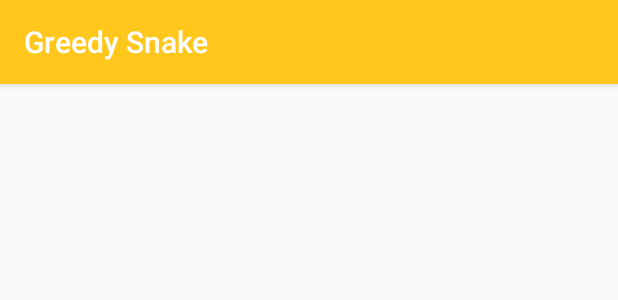
After one commit to johnnymillergh/GreedySnake, an Android app: the layout activity_welcome.xml on its own in the app's theme, with its tools: preview values and no code run, on a phone screen of 412 x 824 dp. The commit adds this screen. Shown: the top 300 px of the screen. Run offline under Robolectric (Android 15) with nearby library versions, the phone set to English and light mode, and no system bars.

Commit message:
Add WelcomeActivity and its MVP

```diff
--- /dev/null
+++ b/app/src/main/java/com/jm/greedysnake/mvp/view/WelcomeView.java
@@ -0,0 +1,6 @@
+package com.jm.greedysnake.mvp.view;
+
+import com.jm.greedysnake.mvp.base.BaseView;
+
+public interface WelcomeView extends BaseView {
+}
--- a/app/src/main/res/layout/activity_main.xml
+++ b/app/src/main/res/layout/activity_main.xml
@@ -5,7 +5,7 @@
     xmlns:tools="http://schemas.android.com/tools"
     android:layout_width="match_parent"
     android:layout_height="match_parent"
-    tools:context=".ui.activity.MainActivity">
+    tools:context=".ui.activity.GameActivity">
 
     <android.support.design.widget.AppBarLayout
         android:layout_width="match_parent"
@@ -27,8 +27,7 @@
     <android.support.constraint.ConstraintLayout
         android:layout_width="match_parent"
         android:layout_height="match_parent"
-        app:layout_behavior="@string/appbar_scrolling_view_behavior"
-        tools:context=".ui.activity.MainActivity">
+        app:layout_behavior="@string/appbar_scrolling_view_behavior">
 
         <com.jm.snakepanelview.SnakePanelView
             android:id="@+id/snakePanelView"
--- /dev/null
+++ b/app/src/main/res/layout/activity_welcome.xml
@@ -0,0 +1,34 @@
+<?xml version="1.0" encoding="utf-8"?>
+<android.support.design.widget.CoordinatorLayout
+    xmlns:android="http://schemas.android.com/apk/res/android"
+    xmlns:app="http://schemas.android.com/apk/res-auto"
+    xmlns:tools="http://schemas.android.com/tools"
+    android:layout_width="match_parent"
+    android:layout_height="match_parent"
+    tools:context=".ui.activity.WelcomeActivity">
+
+    <android.support.design.widget.AppBarLayout
+        android:layout_width="match_parent"
+        android:layout_height="wrap_content"
+        android:fitsSystemWindows="true"
+        android:theme="@style/ThemeOverlay.AppCompat.Dark.ActionBar">
+
+        <android.support.v7.widget.Toolbar
+            android:id="@+id/toolbar"
+            android:layout_width="match_parent"
+            android:layout_height="?attr/actionBarSize"
+            android:theme="@style/BaseToolBarTheme"
+            app:layout_collapseMode="pin"
+            app:layout_scrollFlags="enterAlways"
+            app:title="@string/app_name"
+            app:titleTextColor="@color/colorTextOnPrimary"/>
+    </android.support.design.widget.AppBarLayout>
+
+    <android.support.constraint.ConstraintLayout
+        android:layout_width="match_parent"
+        android:layout_height="match_parent"
+        app:layout_behavior="@string/appbar_scrolling_view_behavior">
+
+    </android.support.constraint.ConstraintLayout>
+
+</android.support.design.widget.CoordinatorLayout>
```
Also changed, not shown: app/src/main/java/com/jm/greedysnake/mvp/model/WelcomeModel.java (added, +10 -0 lines), app/src/main/java/com/jm/greedysnake/mvp/presenter/WelcomePresenter.java (added, +15 -0 lines), app/src/main/java/com/jm/greedysnake/ui/activity/WelcomeActivity.java (added, +31 -0 lines).
